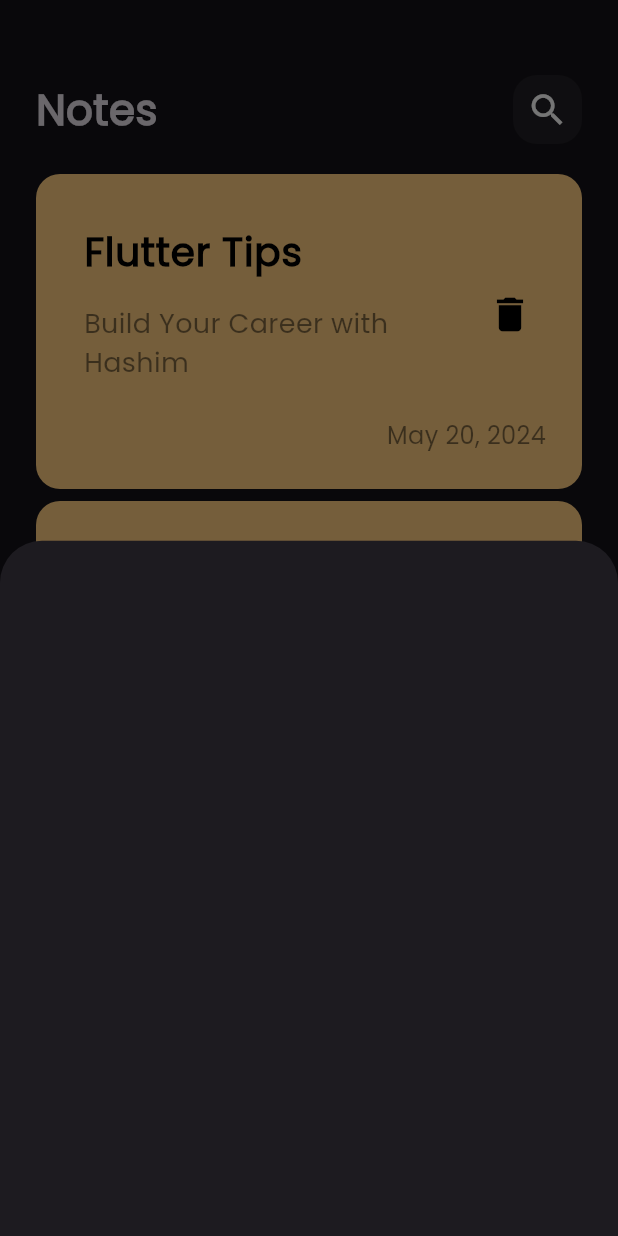
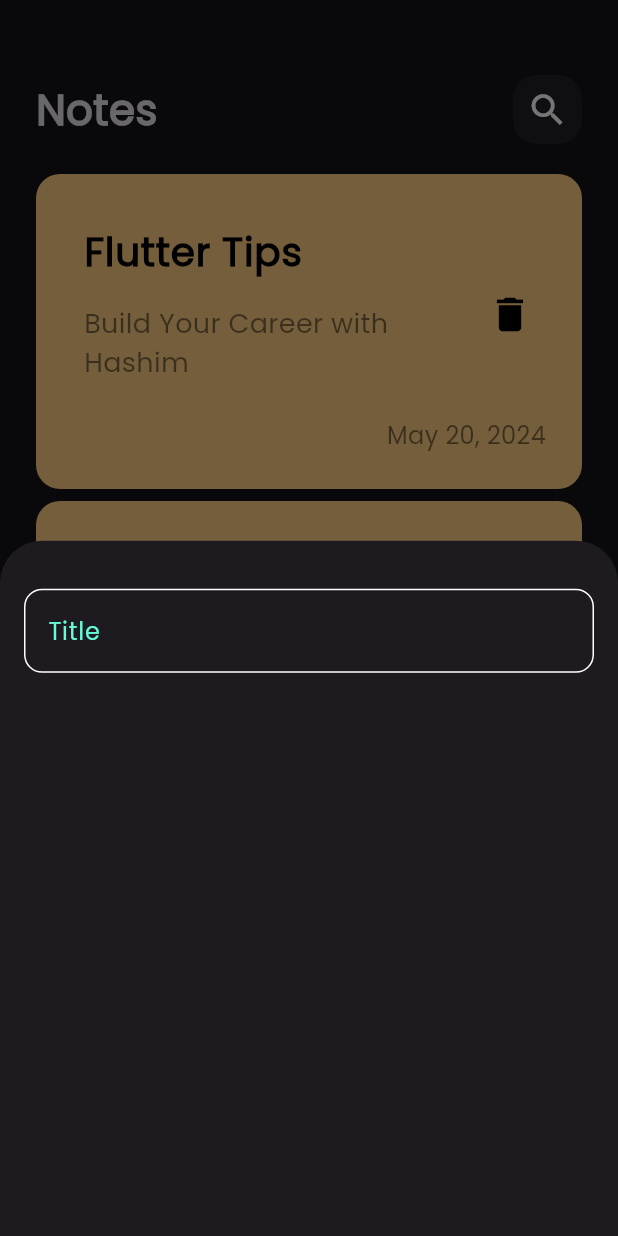
Before and after one commit to hashimsaffarini/Notes_App, a Flutter app: the screen it shows after launch, after a tap on the "add" icon, on a phone screen of 412 x 824 dp. Run offline on Flutter 3.47's test engine with Material 3 defaults, Android fonts, the phone set to English and light mode, and no system bars.

Commit message:
Add custom text field widget and constants for colors - Added a custom text field widget with specific styling for the text field - Created constants for primary and secondary colors to maintain consistency across the app

```diff
--- /dev/null
+++ b/lib/constants.dart
@@ -0,0 +1,4 @@
+import 'package:flutter/material.dart';
+
+const kPrimaryColor = Color(0xff62FCD7);
+const kSecondaryColor = Color.fromARGB(255, 73, 220, 186);
--- a/lib/views/notes_view.dart
+++ b/lib/views/notes_view.dart
@@ -1,4 +1,5 @@
 import 'package:flutter/material.dart';
+import 'package:notes_app/constants.dart';
 import 'package:notes_app/views/widgets/add_note_bottom_sheet.dart';
 import 'package:notes_app/views/widgets/notes_view_body.dart';
 
@@ -9,7 +10,7 @@ class NotesView extends StatelessWidget {
   Widget build(BuildContext context) {
     return Scaffold(
       floatingActionButton: FloatingActionButton(
-        backgroundColor: const Color.fromARGB(255, 30, 121, 196),
+        backgroundColor: kSecondaryColor,
         shape: RoundedRectangleBorder(
           borderRadius: BorderRadius.circular(30),
         ),
--- a/lib/views/widgets/add_note_bottom_sheet.dart
+++ b/lib/views/widgets/add_note_bottom_sheet.dart
@@ -1,10 +1,19 @@
 import 'package:flutter/material.dart';
+import 'package:notes_app/views/widgets/custom_text_field.dart';
 
 class AddNoteBottomSheet extends StatelessWidget {
   const AddNoteBottomSheet({super.key});
 
   @override
   Widget build(BuildContext context) {
-    return Container();
+    return const Padding(
+      padding: EdgeInsets.symmetric(horizontal: 16),
+      child: Column(
+        children: [
+          SizedBox(height: 32),
+          CustomTextField(),
+        ],
+      ),
+    );
   }
 }
--- /dev/null
+++ b/lib/views/widgets/custom_text_field.dart
@@ -0,0 +1,33 @@
+import 'package:flutter/material.dart';
+import 'package:notes_app/constants.dart';
+
+class CustomTextField extends StatelessWidget {
+  const CustomTextField({super.key});
+
+  @override
+  Widget build(BuildContext context) {
+    return TextField(
+      cursorColor: kPrimaryColor,
+      decoration: InputDecoration(
+        hintText: 'Title',
+        hintStyle: const TextStyle(
+          color: kPrimaryColor,
+        ),
+        border: buildBorder(),
+        enabledBorder: buildBorder(),
+        focusedBorder: buildBorder(kPrimaryColor),
+      ),
+    );
+  }
+
+  OutlineInputBorder buildBorder([color]) {
+    return OutlineInputBorder(
+      borderRadius: const BorderRadius.all(
+        Radius.circular(12),
+      ),
+      borderSide: BorderSide(
+        color: color ?? Colors.white,
+      ),
+    );
+  }
+}
```
